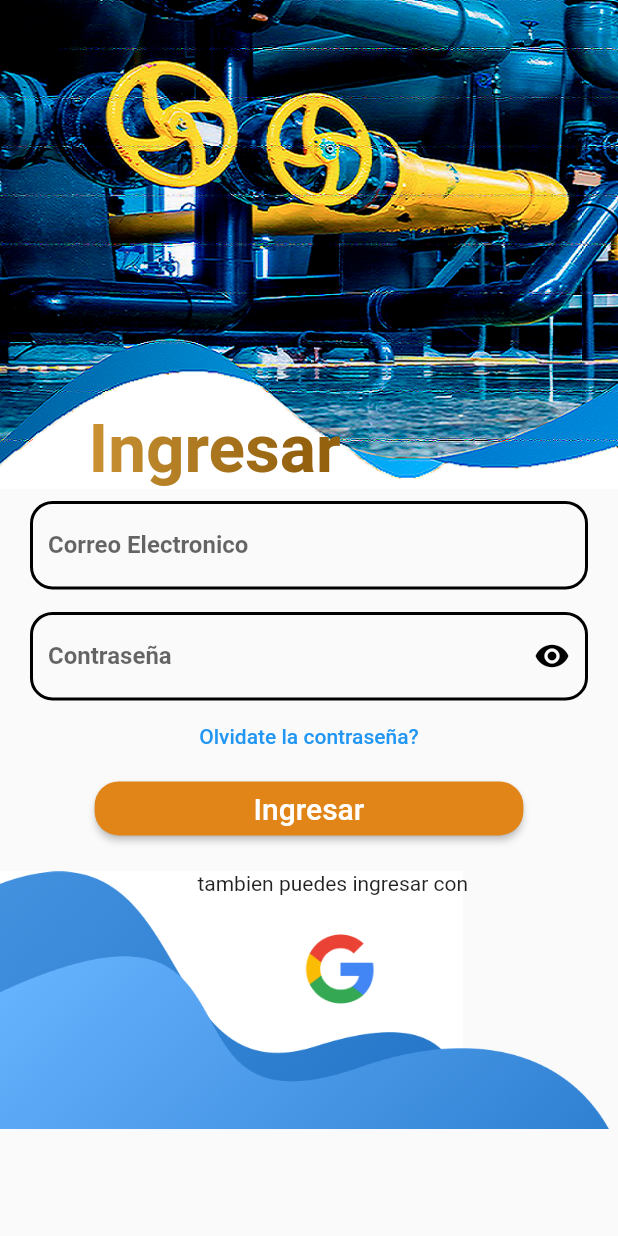
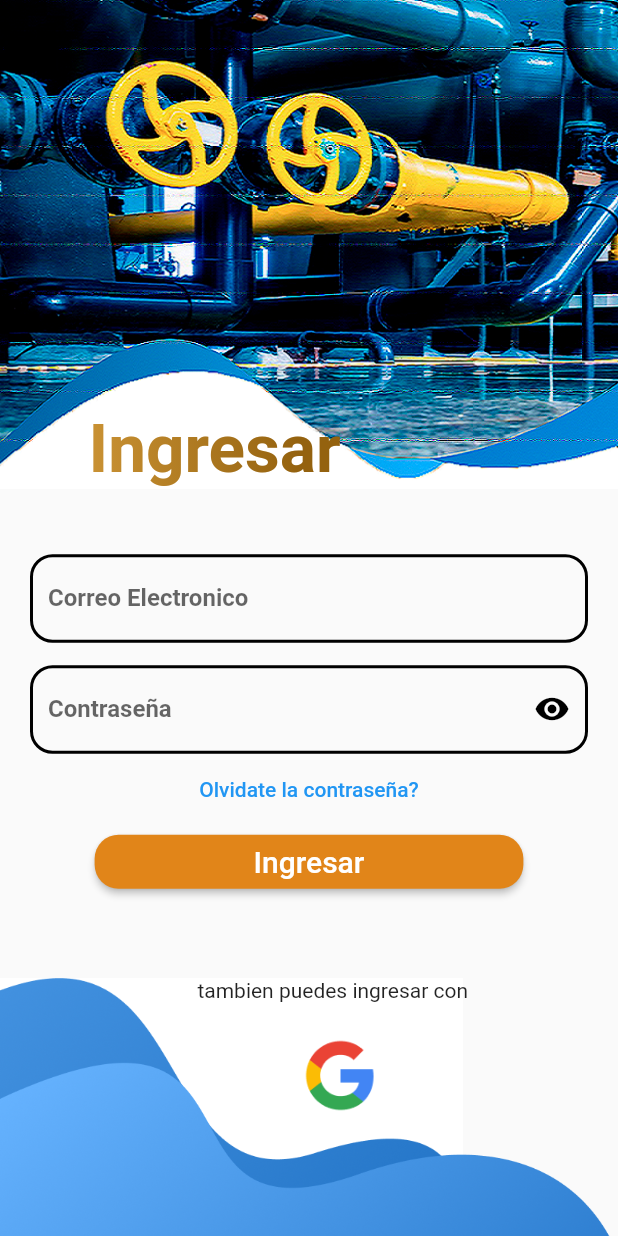
Before and after one commit to el-colosal-2211/Ciclo-4b-, a Flutter app: the screen it shows after launch, on a phone screen of 412 x 824 dp. Run offline on Flutter 3.47's test engine with Material 2 defaults, Android fonts, the phone set to English and light mode, and no system bars; our stand-ins replace firebase_core; accounts and stored records are empty.

Commit message:
Se organiza la pagina de login para que se adapte a las pantallas

```diff
--- a/ciclo4b/lib/pages/login_page.dart
+++ b/ciclo4b/lib/pages/login_page.dart
@@ -6,14 +6,21 @@ class LoginPage extends StatelessWidget {
   @override
   Widget build(BuildContext context) {
     return Scaffold(
-      body: SingleChildScrollView(
+      body: CustomScrollView(
+        scrollDirection: Axis.vertical,
+        slivers: [
+          SliverFillRemaining(
+            hasScrollBody: false,
             child: Column(
+              mainAxisAlignment: MainAxisAlignment.spaceBetween,
               children: [
                 _header(),
                 _Formulario(),
                 _botton(),
               ],
             ),
+          ),
+        ],
       ),
     );
   }
```
Lines whose indentation alone changed are shown as unchanged.
